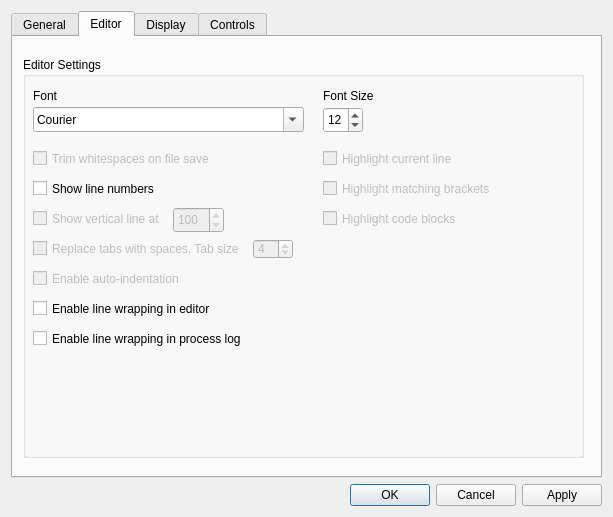
Old version of the form src/settingsdialog.ui in the repository GAMS-dev/studio.
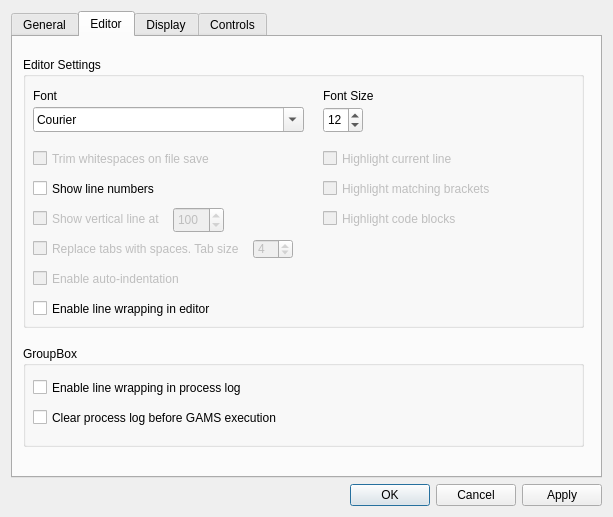
New version of the form. The open tabs and pages were chosen to show the change.

Commit message: added setting to clear old output instead of recoloring it

Patch:
```diff
--- a/src/settingsdialog.ui
+++ b/src/settingsdialog.ui
@@ -199,7 +199,7 @@
          <x>10</x>
          <y>20</y>
          <width>561</width>
-         <height>401</height>
+         <height>271</height>
         </rect>
        </property>
        <property name="title">
@@ -493,6 +493,19 @@
          <bool>false</bool>
         </property>
        </widget>
+      </widget>
+      <widget class="QGroupBox" name="groupBox">
+       <property name="geometry">
+        <rect>
+         <x>10</x>
+         <y>309</y>
+         <width>561</width>
+         <height>101</height>
+        </rect>
+       </property>
+       <property name="title">
+        <string>GroupBox</string>
+       </property>
        <widget class="QCheckBox" name="cb_linewrap_process">
         <property name="enabled">
          <bool>true</bool>
@@ -500,7 +513,7 @@
         <property name="geometry">
          <rect>
           <x>10</x>
-          <y>270</y>
+          <y>30</y>
           <width>271</width>
           <height>23</height>
          </rect>
@@ -515,6 +528,28 @@
          <bool>false</bool>
         </property>
        </widget>
+       <widget class="QCheckBox" name="cb_clearlog">
+        <property name="enabled">
+         <bool>true</bool>
+        </property>
+        <property name="geometry">
+         <rect>
+          <x>10</x>
+          <y>60</y>
+          <width>271</width>
+          <height>23</height>
+         </rect>
+        </property>
+        <property name="text">
+         <string>Clear process log before GAMS execution</string>
+        </property>
+        <property name="checkable">
+         <bool>true</bool>
+        </property>
+        <property name="checked">
+         <bool>false</bool>
+        </property>
+       </widget>
       </widget>
      </widget>
      <widget class="QWidget" name="tabDisplay">
```
Left out of the diff: 2 changed lines with no effect on the pictures. The commit also changes 6 other files.
